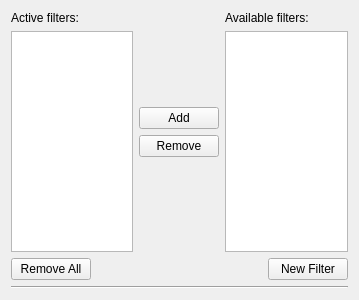
KDE/ktorrent, file plugins/syndication/managefiltersdlg.ui: the form before one commit.
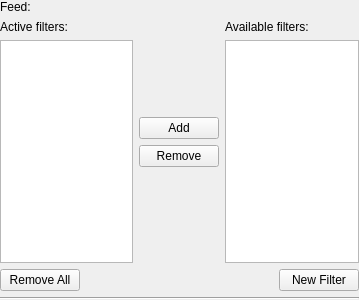
The form after the commit.

Commit message: - Added context menus to filter and feed views - Implement new filter button in ManageFiltersDlg

The edit to the form file:
```diff
--- a/plugins/syndication/managefiltersdlg.ui
+++ b/plugins/syndication/managefiltersdlg.ui
@@ -13,6 +13,16 @@
    <string>Manage Filters</string>
   </property>
   <layout class="QVBoxLayout" name="verticalLayout_4" >
+   <property name="margin" >
+    <number>0</number>
+   </property>
+   <item>
+    <widget class="QLabel" name="m_feed_text" >
+     <property name="text" >
+      <string>Feed:</string>
+     </property>
+    </widget>
+   </item>
    <item>
     <layout class="QHBoxLayout" name="horizontalLayout_2" >
      <item>
```
The commit also changes 10 other files.
